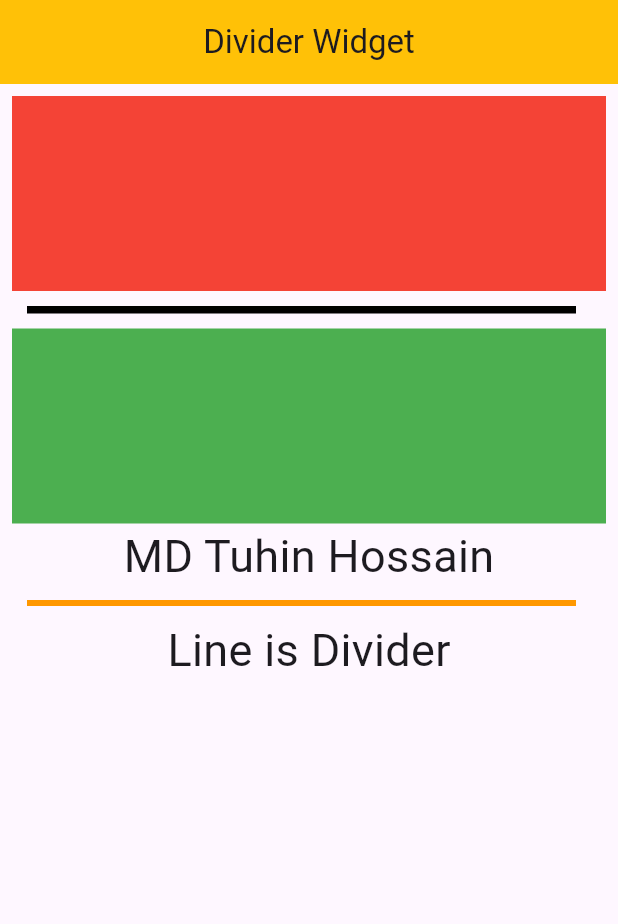
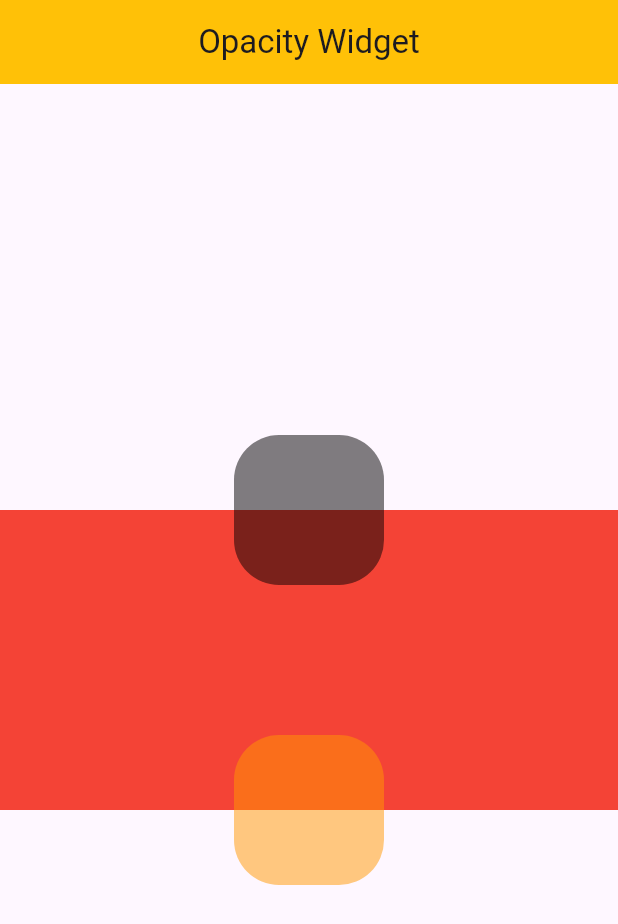
Before and after one commit to Mahafujmr/flutter_all_weiget_practice, a Flutter app: the screen it shows after launch, on a phone screen of 412 x 824 dp. Shown: the top 924 px of the screen. Run offline on Flutter 3.47's test engine with Material 3 defaults, Android fonts, the phone set to English and light mode, and no system bars; key blocks and very long unbroken strings in the code were emptied for the run.

Commit message:
flutter opacity widget

```diff
--- a/flutter_all_widget_practice/lib/main.dart
+++ b/flutter_all_widget_practice/lib/main.dart
@@ -1,5 +1,5 @@
 import 'package:flutter/material.dart';
-import 'package:flutter_all_widget_practice/styling_widgets/divider_widget.dart';
+import 'package:flutter_all_widget_practice/styling_widgets/opacity_widget.dart';
 void main() {
   runApp(MyApp());
 }
@@ -25,7 +25,7 @@ class MyApp extends StatelessWidget {
 
       // builder is call back function
       //builder: (context, child) => ,
-      home: DividerWidget(),
+      home: OpacityWidget(),
     );
   }
 }
--- /dev/null
+++ b/flutter_all_widget_practice/lib/styling_widgets/opacity_widget.dart
@@ -0,0 +1,60 @@
+import 'package:flutter/material.dart';
+class OpacityWidget extends StatelessWidget {
+  const OpacityWidget({super.key});
+
+  @override
+  Widget build(BuildContext context) {
+    return Scaffold(
+      appBar: AppBar(
+            title: Text('Opacity Widget'),
+            centerTitle: true,
+            backgroundColor: Colors.amber,
+        ),
+        body: Center(
+          child: Stack(
+            alignment: Alignment.center,
+            clipBehavior: Clip.none,
+            fit: StackFit.loose,
+
+            children: [
+              Container(
+                width: double.infinity,
+                height: 200,
+                color: Colors.red,
+              ),
+              Positioned(
+                bottom: -50,
+                child: Opacity(
+                  opacity: 0.5,
+                  child: Container(
+                    width: 100,
+                    height: 100,
+                   decoration: BoxDecoration(
+                     color: Colors.orange,
+                     borderRadius: BorderRadius.circular(30),
+                   ),
+
+                  ),
+                ),
+              ),
+              Positioned(
+                top: -50,
+                child: Opacity(
+                  opacity: 0.5,
+                  child: Container(
+                    width: 100,
+                    height: 100,
+                   decoration: BoxDecoration(
+                     color: Colors.black,
+                     borderRadius: BorderRadius.circular(30),
+                   ),
+
+                  ),
+                ),
+              ),
+            ],
+          ),
+        )
+    );
+  }
+}
```
Also changed, not shown: 1 other file.
